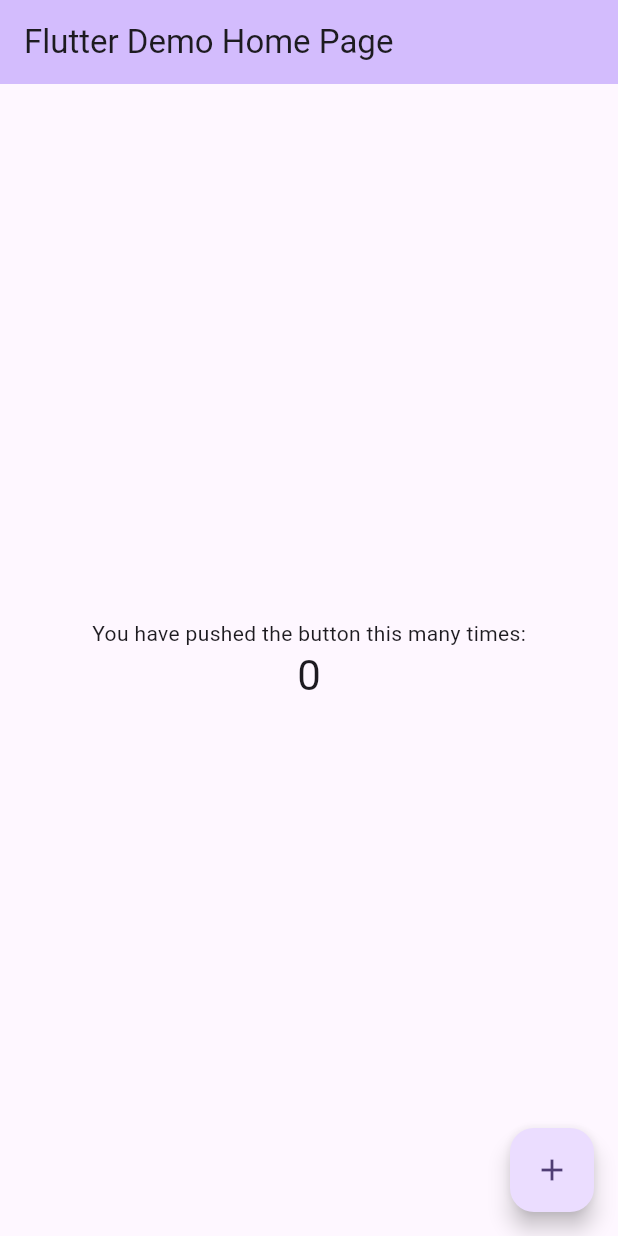
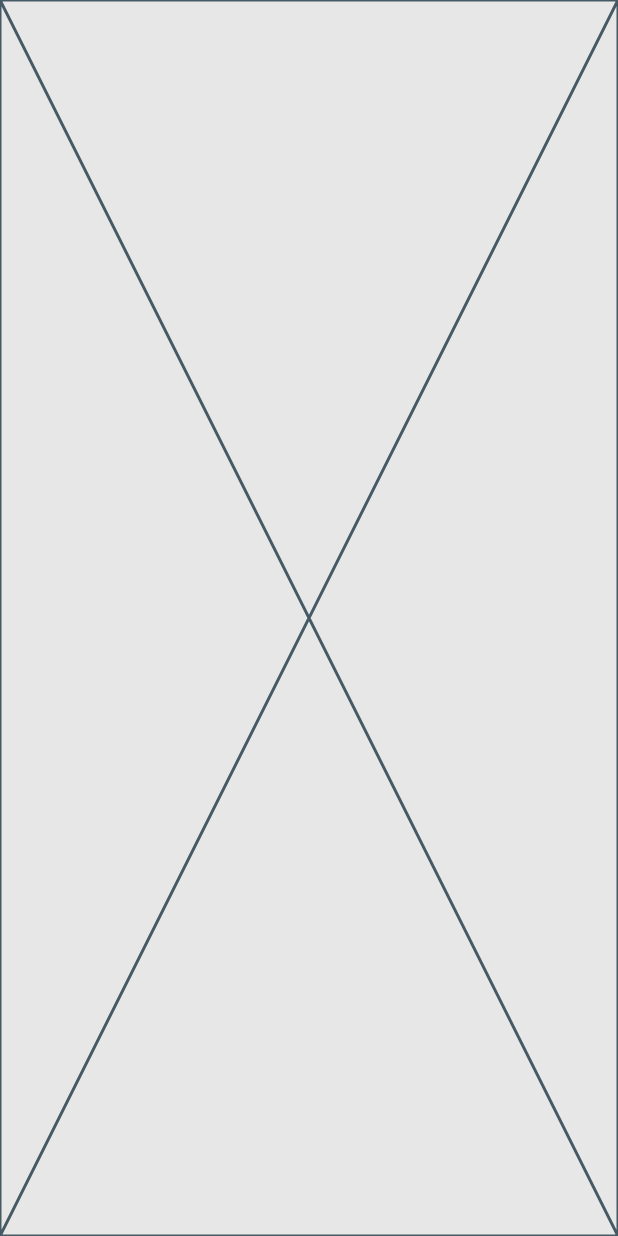
Before and after one commit to Odinachi/sca_chatdem, a Flutter app: the screen it shows after launch, on a phone screen of 412 x 824 dp. Run offline on Flutter 3.47's test engine with Material 3 defaults, Android fonts, the phone set to English and light mode, and no system bars; our stand-ins replace firebase_core; accounts and stored records are empty.

```diff
--- /dev/null
+++ b/lib/features/authentication/views/login_screen.dart
@@ -0,0 +1,15 @@
+import 'package:flutter/material.dart';
+
+class LoginScreen extends StatefulWidget {
+  const LoginScreen({super.key});
+
+  @override
+  State<LoginScreen> createState() => _LoginScreenState();
+}
+
+class _LoginScreenState extends State<LoginScreen> {
+  @override
+  Widget build(BuildContext context) {
+    return const Placeholder();
+  }
+}
--- a/lib/main.dart
+++ b/lib/main.dart
@@ -1,3 +1,5 @@
+import 'package:chatdem/shared/Navigation/app_route_strings.dart';
+import 'package:chatdem/shared/Navigation/app_router.dart';
 import 'package:firebase_core/firebase_core.dart';
 import 'package:flutter/material.dart';
 
@@ -20,115 +22,9 @@ class MyApp extends StatelessWidget {
   @override
   Widget build(BuildContext context) {
     return MaterialApp(
-      title: 'Flutter Demo',
-      theme: ThemeData(
-        // This is the theme of your application.
-        //
-        // TRY THIS: Try running your application with "flutter run". You'll see
-        // the application has a purple toolbar. Then, without quitting the app,
-        // try changing the seedColor in the colorScheme below to Colors.green
-        // and then invoke "hot reload" (save your changes or press the "hot
-        // reload" button in a Flutter-supported IDE, or press "r" if you used
-        // the command line to start the app).
-        //
-        // Notice that the counter didn't reset back to zero; the application
-        // state is not lost during the reload. To reset the state, use hot
-        // restart instead.
-        //
-        // This works for code too, not just values: Most code changes can be
-        // tested with just a hot reload.
-        colorScheme: ColorScheme.fromSeed(seedColor: Colors.deepPurple),
-        useMaterial3: true,
-      ),
-      home: const MyHomePage(title: 'Flutter Demo Home Page'),
+      onGenerateRoute: AppRouter.onGenerateRoute,
+      navigatorKey: AppRouter.navKey,
+      initialRoute: AppRouteStrings.loginScreen,
     );
   }
 }
-
-class MyHomePage extends StatefulWidget {
-  const MyHomePage({super.key, required this.title});
-
-  // This widget is the home page of your application. It is stateful, meaning
-  // that it has a State object (defined below) that contains fields that affect
-  // how it looks.
-
-  // This class is the configuration for the state. It holds the values (in this
-  // case the title) provided by the parent (in this case the App widget) and
-  // used by the build method of the State. Fields in a Widget subclass are
-  // always marked "final".
-
-  final String title;
-
-  @override
-  State<MyHomePage> createState() => _MyHomePageState();
-}
-
-class _MyHomePageState extends State<MyHomePage> {
-  int _counter = 0;
-
-  void _incrementCounter() {
-    setState(() {
-      // This call to setState tells the Flutter framework that something has
-      // changed in this State, which causes it to rerun the build method below
-      // so that the display can reflect the updated values. If we changed
-      // _counter without calling setState(), then the build method would not be
-      // called again, and so nothing would appear to happen.
-      _counter++;
-    });
-  }
-
-  @override
-  Widget build(BuildContext context) {
-    // This method is rerun every time setState is called, for instance as done
-    // by the _incrementCounter method above.
-    //
-    // The Flutter framework has been optimized to make rerunning build methods
-    // fast, so that you can just rebuild anything that needs updating rather
-    // than having to individually change instances of widgets.
-    return Scaffold(
-      appBar: AppBar(
-        // TRY THIS: Try changing the color here to a specific color (to
-        // Colors.amber, perhaps?) and trigger a hot reload to see the AppBar
-        // change color while the other colors stay the same.
-        backgroundColor: Theme.of(context).colorScheme.inversePrimary,
-        // Here we take the value from the MyHomePage object that was created by
-        // the App.build method, and use it to set our appbar title.
-        title: Text(widget.title),
-      ),
-      body: Center(
-        // Center is a layout widget. It takes a single child and positions it
-        // in the middle of the parent.
-        child: Column(
-          // Column is also a layout widget. It takes a list of children and
-          // arranges them vertically. By default, it sizes itself to fit its
-          // children horizontally, and tries to be as tall as its parent.
-          //
-          // Column has various properties to control how it sizes itself and
-          // how it positions its children. Here we use mainAxisAlignment to
-          // center the children vertically; the main axis here is the vertical
-          // axis because Columns are vertical (the cross axis would be
-          // horizontal).
-          //
-          // TRY THIS: Invoke "debug painting" (choose the "Toggle Debug Paint"
-          // action in the IDE, or press "p" in the console), to see the
-          // wireframe for each widget.
-          mainAxisAlignment: MainAxisAlignment.center,
-          children: <Widget>[
-            const Text(
-              'You have pushed the button this many times:',
-            ),
-            Text(
-              '$_counter',
-              style: Theme.of(context).textTheme.headlineMedium,
-            ),
-          ],
-        ),
-      ),
-      floatingActionButton: FloatingActionButton(
-        onPressed: _incrementCounter,
-        tooltip: 'Increment',
-        child: const Icon(Icons.add),
-      ), // This trailing comma makes auto-formatting nicer for build methods.
-    );
-  }
-}
--- /dev/null
+++ b/lib/shared/Navigation/app_route_strings.dart
@@ -0,0 +1,7 @@
+class AppRouteStrings {
+  static const homeScreen = '/home';
+
+  static const loginScreen = '/login';
+
+  static const registerScreen = '/register';
+}
--- /dev/null
+++ b/lib/shared/Navigation/app_router.dart
@@ -0,0 +1,40 @@
+import 'package:chatdem/features/authentication/views/login_screen.dart';
+import 'package:chatdem/features/authentication/views/register_screen.dart';
+import 'package:flutter/cupertino.dart';
+
+import '../../features/home/views/home_screen.dart';
+import 'app_route_strings.dart';
+
+class AppRouter {
+  static final navKey = GlobalKey<NavigatorState>();
+
+  static Route onGenerateRoute(RouteSettings settings) {
+    switch (settings.name) {
+      case AppRouteStrings.loginScreen:
+        return CupertinoPageRoute(builder: (_) => const LoginScreen());
+      case AppRouteStrings.registerScreen:
+        return CupertinoPageRoute(builder: (_) => const RegisterScreen());
+      case AppRouteStrings.homeScreen:
+        return CupertinoPageRoute(builder: (_) => const HomeScreen());
+
+      default:
+        return CupertinoPageRoute(builder: (_) => const LoginScreen());
+    }
+  }
+
+  static void push(String name, {Object? arg}) {
+    navKey.currentState?.pushNamed(name, arguments: arg);
+  }
+
+  static void pushReplace(String name, {Object? arg}) {
+    navKey.currentState?.pushReplacementNamed(name, arguments: arg);
+  }
+
+  static void pop(String name, {Object? arg}) {
+    navKey.currentState?.pop(arg);
+  }
+
+  static void pushAndClear(String name, {Object? arg}) {
+    navKey.currentState?.pushNamedAndRemoveUntil(name, (_) => false);
+  }
+}
```
Also changed, not shown: lib/features/authentication/views/register_screen.dart (added, +15 -0 lines), lib/features/home/views/home_screen.dart (added, +15 -0 lines), lib/shared/colors.dart (added, +7 -0 lines), lib/shared/constants.dart (added, +78 -0 lines).
